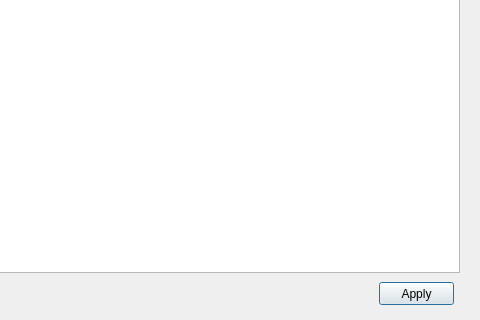
The window that Application/Logic_Gate_Simulator/Dialogs/dlg_configurefpga.ui (ElliotHarding/Logic-Gate-Simulator) describes before a commit, drawn with Qt 5; both pictures show x 221 to 701 and y 108 to 428 of the 701 by 428 pixel window.
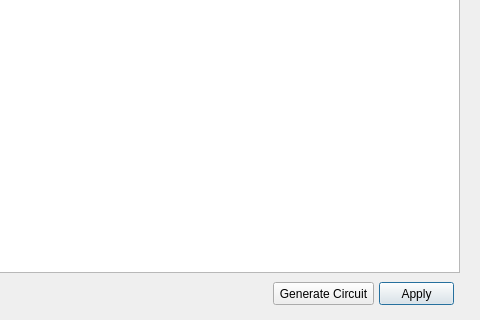
The same window after the commit.

Commit message: wip - circuit builder

What changed in the file:
```diff
--- a/Application/Logic_Gate_Simulator/Dialogs/dlg_configurefpga.ui
+++ b/Application/Logic_Gate_Simulator/Dialogs/dlg_configurefpga.ui
@@ -120,6 +120,19 @@
     <string>Outvars:</string>
    </property>
   </widget>
+  <widget class="QPushButton" name="btn_genCircuit">
+   <property name="geometry">
+    <rect>
+     <x>494</x>
+     <y>390</y>
+     <width>101</width>
+     <height>23</height>
+    </rect>
+   </property>
+   <property name="text">
+    <string>Generate Circuit</string>
+   </property>
+  </widget>
  </widget>
  <resources/>
  <connections/>
```
The commit also changes 5 other files.
